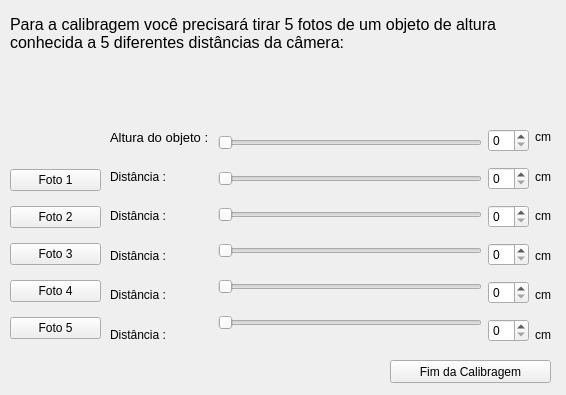
Above: sources/janeladecalibragem.ui from mseefelder/barosaurus before the change. Below: the same form after it.
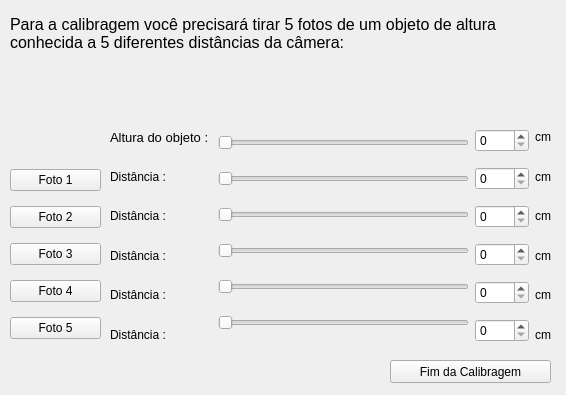
That is the form after the change.

Commit message: Implementei corretamente o heighSlider em interação com o spinBox

Diff of the .ui file:
```diff
--- a/sources/janeladecalibragem.ui
+++ b/sources/janeladecalibragem.ui
@@ -59,7 +59,7 @@
 </string>
    </property>
   </widget>
-  <widget class="QWidget" name="">
+  <widget class="QWidget" name="layoutWidget">
    <property name="geometry">
     <rect>
      <x>10</x>
@@ -106,7 +106,7 @@
     </item>
    </layout>
   </widget>
-  <widget class="QWidget" name="">
+  <widget class="QWidget" name="layoutWidget">
    <property name="geometry">
     <rect>
      <x>110</x>
@@ -170,7 +170,10 @@
     <item>
      <layout class="QVBoxLayout" name="verticalLayout_3">
       <item>
-       <widget class="QSlider" name="horizontalSlider">
+       <widget class="QSlider" name="heightSlider">
+        <property name="maximum">
+         <number>1000</number>
+        </property>
         <property name="orientation">
          <enum>Qt::Horizontal</enum>
         </property>
@@ -216,7 +219,11 @@
     <item>
      <layout class="QVBoxLayout" name="verticalLayout_2">
       <item>
-       <widget class="QSpinBox" name="spinBox"/>
+       <widget class="QSpinBox" name="spinBox">
+        <property name="maximum">
+         <number>1000</number>
+        </property>
+       </widget>
       </item>
       <item>
        <widget class="QSpinBox" name="spinBox_2"/>
```
Left out of the diff: 32 changed lines with no effect on the pictures. The commit also changes 2 other files.
